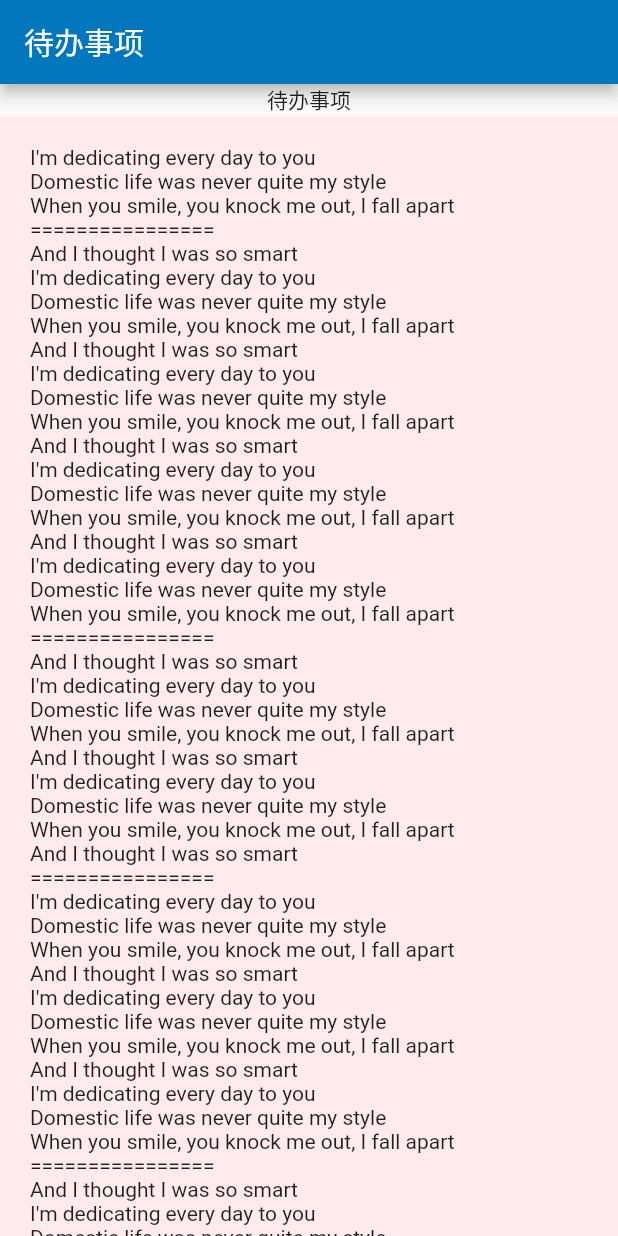
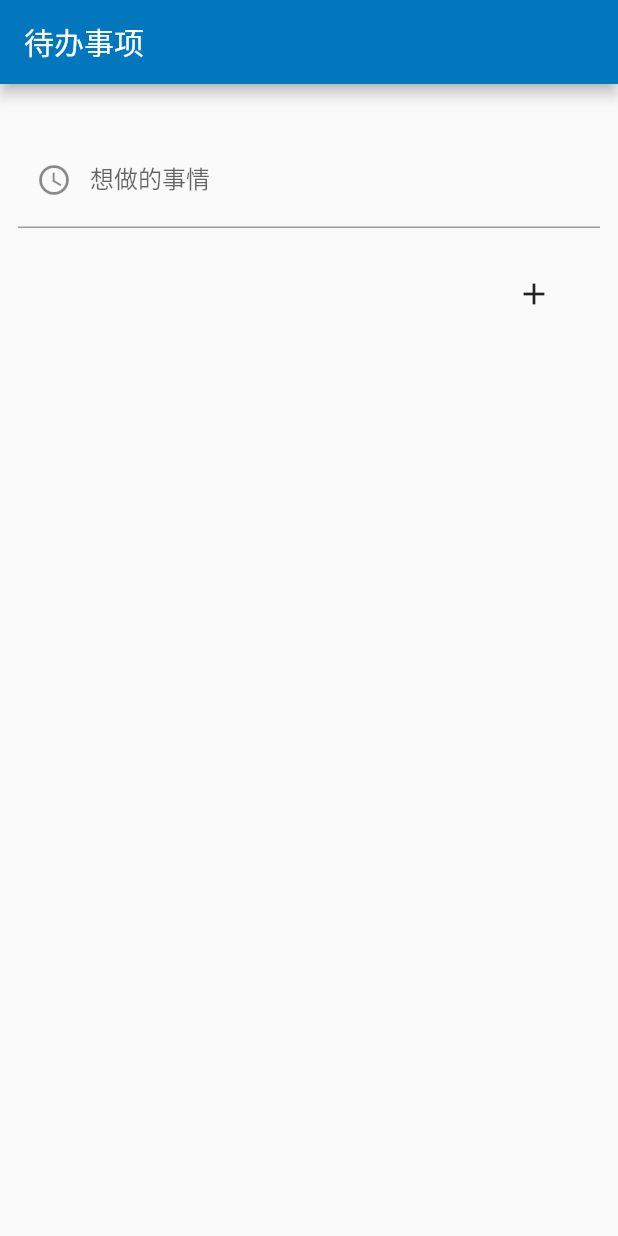
Before and after one commit to FoxDaxian/flutter_get_start, a Flutter app: the screen it shows after launch, on a phone screen of 412 x 824 dp. Run offline on Flutter 3.47's test engine with Material 2 defaults, Android fonts, the phone set to English and light mode, and no system bars.

Commit message:
update: 一个小小的todolist

```diff
--- a/lib/main.dart
+++ b/lib/main.dart
@@ -17,19 +17,7 @@ class MyApp extends StatelessWidget {
         appBar: new AppBar(
           title: new Text('待办事项'),
         ),
-        body: new Column(
-          children: <Widget>[
-            new Text('待办事项'),
-            new Container(
-              child: new Expanded(
-                child: new Container(
-                  color: Colors.red[50],
-                  child: new TodoList(),
-                ),
-              ),
-            )
-          ],
-        ),
+        body: new TodoList(),
       ),
     );
   }
@@ -43,82 +31,123 @@ class TodoList extends StatefulWidget {
 }
 
 class TodoListState extends State<TodoList> {
+  var todoLists = <Map>[];
+  var todoInput = new TextEditingController(text: '');
+  var todoFocus = new FocusNode();
+
+  @override
+  void initState() {
+    super.initState();
+  }
+
   @override
   Widget build(BuildContext context) {
-    return new ListView(
-      shrinkWrap: true,
-      padding: const EdgeInsets.all(20.0),
-      children: <Widget>[
-        const Text('I\'m dedicating every day to you'),
-        const Text('Domestic life was never quite my style'),
-        const Text('When you smile, you knock me out, I fall apart'),
-        const Text('================'),
-        const Text('And I thought I was so smart'),
-        const Text('I\'m dedicating every day to you'),
-        const Text('Domestic life was never quite my style'),
-        const Text('When you smile, you knock me out, I fall apart'),
-        const Text('And I thought I was so smart'),
-        const Text('I\'m dedicating every day to you'),
-        const Text('Domestic life was never quite my style'),
-        const Text('When you smile, you knock me out, I fall apart'),
-        const Text('And I thought I was so smart'),
-        const Text('I\'m dedicating every day to you'),
-        const Text('Domestic life was never quite my style'),
-        const Text('When you smile, you knock me out, I fall apart'),
-        const Text('And I thought I was so smart'),
-        const Text('I\'m dedicating every day to you'),
-        const Text('Domestic life was never quite my style'),
-        const Text('When you smile, you knock me out, I fall apart'),
-        const Text('================'),
-        const Text('And I thought I was so smart'),
-        const Text('I\'m dedicating every day to you'),
-        const Text('Domestic life was never quite my style'),
-        const Text('When you smile, you knock me out, I fall apart'),
-        const Text('And I thought I was so smart'),
-        const Text('I\'m dedicating every day to you'),
-        const Text('Domestic life was never quite my style'),
-        const Text('When you smile, you knock me out, I fall apart'),
-        const Text('And I thought I was so smart'),
-        const Text('================'),
-        const Text('I\'m dedicating every day to you'),
-        const Text('Domestic life was never quite my style'),
-        const Text('When you smile, you knock me out, I fall apart'),
-        const Text('And I thought I was so smart'),
-        const Text('I\'m dedicating every day to you'),
-        const Text('Domestic life was never quite my style'),
-        const Text('When you smile, you knock me out, I fall apart'),
-        const Text('And I thought I was so smart'),
-        const Text('I\'m dedicating every day to you'),
-        const Text('Domestic life was never quite my style'),
-        const Text('When you smile, you knock me out, I fall apart'),
-        const Text('================'),
-        const Text('And I thought I was so smart'),
-        const Text('I\'m dedicating every day to you'),
-        const Text('Domestic life was never quite my style'),
-        const Text('When you smile, you knock me out, I fall apart'),
-        const Text('And I thought I was so smart'),
-        const Text('I\'m dedicating every day to you'),
-        const Text('Domestic life was never quite my style'),
-        const Text('When you smile, you knock me out, I fall apart'),
-        const Text('And I thought I was so smart'),
-        const Text('I\'m dedicating every day to you'),
-        const Text('Domestic life was never quite my style'),
-        const Text('When you smile, you knock me out, I fall apart'),
-        const Text('And I thought I was so smart'),
-        const Text('I\'m dedicating every day to you'),
-        const Text('Domestic life was never quite my style'),
-        const Text('When you smile, you knock me out, I fall apart'),
-        const Text('And I thought I was so smart'),
-        const Text('I\'m dedicating every day to you'),
-        const Text('Domestic life was never quite my style'),
-        const Text('When you smile, you knock me out, I fall apart'),
-        const Text('And I thought I was so smart'),
-        const Text('I\'m dedicating every day to you'),
-        const Text('Domestic life was never quite my style'),
-        const Text('================'),
-        const Text('When you smile, you knock me out, I fall apart'),
-        const Text('And I thought I was so smart'),
-      ],
+    return new Container(
+      margin: EdgeInsets.all(12.0),
+      child: new Flex(
+        direction: Axis.vertical,
+        children: <Widget>[
+          new Container(
+            margin: EdgeInsets.only(top: 20.0),
+            child: new TextField(
+              focusNode: todoFocus,
+              keyboardType: TextInputType.text,
+              controller: todoInput,
+              decoration: new InputDecoration(
+                labelText: '想做的事情',
+                hintText: '这里输入',
+                prefixIcon: new Icon(Icons.access_time),
+              ),
+            ),
+          ),
+          new Container(
+            margin: EdgeInsets.only(
+              right: 20.0,
+              top: 20.0,
+              bottom: 20.0,
+            ),
+            child: new Row(
+              mainAxisAlignment: MainAxisAlignment.end,
+              children: <Widget>[
+                new IconButton(
+                  icon: new Icon(Icons.add),
+                  onPressed: () {
+                    if (todoInput.text != '') {
+                      setState(() {
+                        var m = new Map();
+                        m['value'] = todoInput.text;
+                        m['finised'] = false;
+                        todoLists.insert(0, m);
+                        todoInput.text = '';
+                      });
+                    }
+                  },
+                ),
+              ],
+            ),
+          ),
+          new Container(
+            child: new Expanded(
+              child: new ListView.builder(
+                itemCount: todoLists.length,
+                itemBuilder: (BuildContext context, int index) {
+                  return new GestureDetector(
+                    onTap: () {
+                      setState(() {
+                        if (todoLists[index]['finised'] == false) {
+                          todoLists[index]['finised'] =
+                              !todoLists[index]['finised'];
+                          var temp = todoLists.removeAt(index);
+                          todoLists.insert(todoLists.length, temp);
+                        } else {
+                          todoLists[index]['finised'] =
+                              !todoLists[index]['finised'];
+                          var temp = todoLists.removeAt(index);
+                          todoLists.insert(0, temp);
+                        }
+                      });
+                    },
+                    child: new Container(
+                      color: todoLists[index]['finised'] == true
+                          ? Colors.green[400]
+                          : Colors.red[400],
+                      margin: EdgeInsets.only(
+                        bottom: 20.0,
+                      ),
+                      padding: EdgeInsets.all(8.0),
+                      child: new Wrap(
+                        children: <Widget>[
+                          // 内容部分
+                          new Text(
+                            '${index + 1}: ${todoLists[index]['value']}',
+                            style: new TextStyle(
+                              color: Colors.white,
+                            ),
+                          ),
+                          new Row(
+                            mainAxisAlignment: MainAxisAlignment.end,
+                            children: <Widget>[
+                              new IconButton(
+                                color: Colors.white,
+                                icon: new Icon(Icons.delete),
+                                onPressed: () {
+                                  setState(() {
+                                    todoLists.removeAt(index);
+                                  });
+                                },
+                              ),
+                            ],
+                          ),
+                        ],
+                      ),
+                    ),
+                  );
+                },
+              ),
+            ),
+          )
+        ],
+      ),
     );
   }
 }
```
Also changed, not shown: images/flutter.gif (added).
